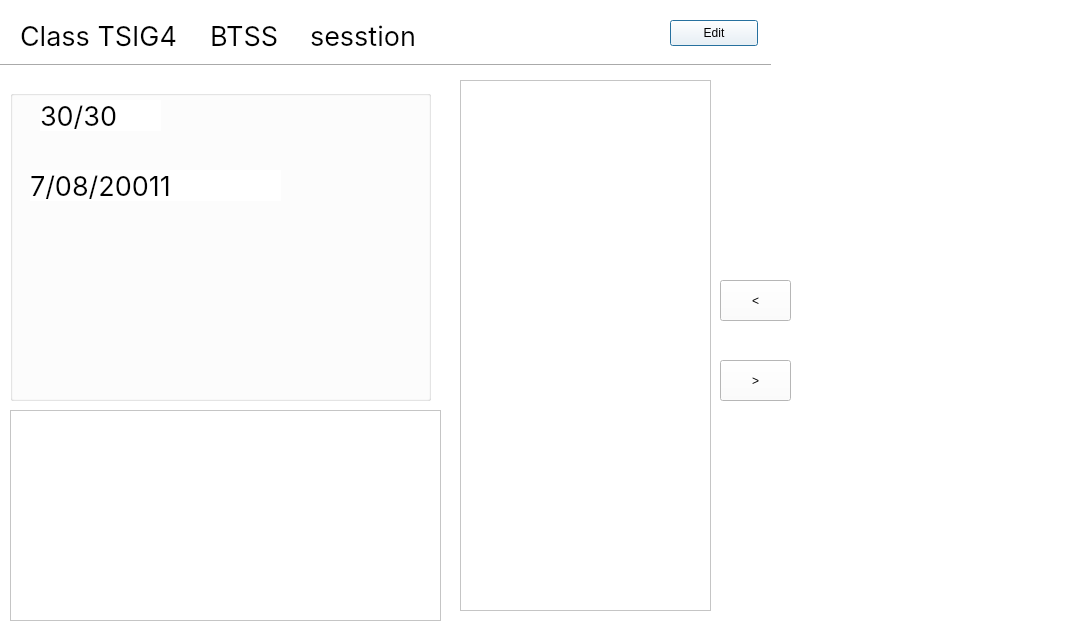
Before: the Qt Designer form School_System/ui/EditClassDialog.ui in KasperJack/School-Management-System, drawn with Qt 5.
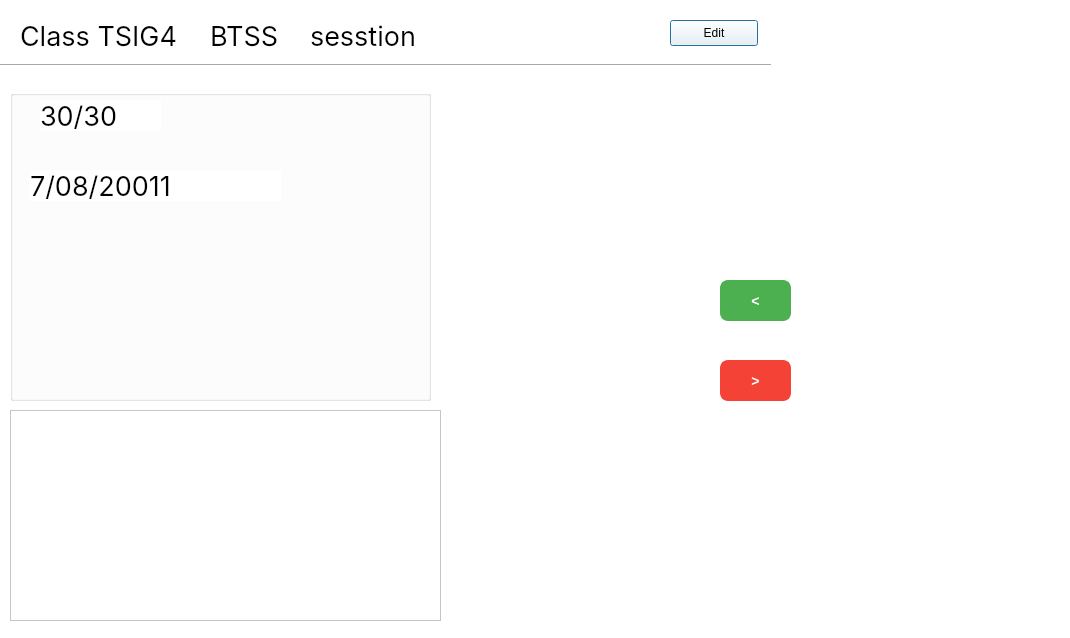
After: the same form once the commit is applied.

What changed in the file:
```diff
--- a/School_System/ui/EditClassDialog.ui
+++ b/School_System/ui/EditClassDialog.ui
@@ -210,10 +210,39 @@
     </rect>
    </property>
    <property name="styleSheet">
-    <string notr="true"/>
+    <string notr="true">            QTableWidget {
+                background-color: white;
+                gridline-color: #E5E7EB;
+                border: none;
+       		alternate-background-color: #F9FAFB;
+            }
+
+            QHeaderView::section {
+                background-color: #F3F4F6;
+                padding: 10px;
+					padding-left: 5px;
+                border: none;
+                font-weight: bold;
+                color: #374151;
+            }
+
+
+    QTableView::item {
+        border-bottom: 1px solid #E5E7EB;
+        border-right: none;
+    }
+
+/*
+        QTableWidget::item {
+            selection-background-color: transparent;
+            selection-color: black;  */
+</string>
    </property>
   </widget>
-  <widget class="QPushButton" name="pushButton_2">
+  <widget class="QPushButton" name="add_std_button">
+   <property name="enabled">
+    <bool>true</bool>
+   </property>
    <property name="geometry">
     <rect>
      <x>720</x>
@@ -222,11 +251,41 @@
      <height>41</height>
     </rect>
    </property>
+   <property name="styleSheet">
+    <string notr="true">
+    QPushButton {
+        background-color: #4CAF50;       /* Green background */
+        color: white;                   /* White text */
+        border: 2px solid #4CAF50;      /* Border matching the background */
+        border-radius: 8px;             /* Rounded corners */
+        padding: 8px 16px;              /* Padding for size */
+        font-size: 14px;                /* Font size */
+        font-weight: bold;              /* Bold text */
+    }
+    QPushButton:hover {
+        background-color: #45a049;      /* Slightly darker green on hover */
+        border-color: #45a049;          /* Matching border for hover effect */
+    }
+    QPushButton:pressed {
+        background-color: #388E3C;      /* Darker green when pressed */
+        border-color: #2E7D32;          /* Darker border when pressed */
+    }
+    QPushButton:disabled {
+        background-color: #d3d3d3;      /* Light gray background when disabled */
+        color: #a0a0a0;                 /* Gray text when disabled */
+        border-color: #d3d3d3;          /* No contrasting border when disabled */
+    }
+
+</string>
+   </property>
    <property name="text">
     <string>&lt;</string>
    </property>
   </widget>
-  <widget class="QPushButton" name="pushButton_3">
+  <widget class="QPushButton" name="remove_std_button">
+   <property name="enabled">
+    <bool>true</bool>
+   </property>
    <property name="geometry">
     <rect>
      <x>720</x>
@@ -235,6 +294,33 @@
      <height>41</height>
     </rect>
    </property>
+   <property name="styleSheet">
+    <string notr="true">
+    QPushButton {
+        background-color: #F44336;       /* Red background */
+        color: white;                   /* White text */
+        border: 2px solid #F44336;      /* Border matching the background */
+        border-radius: 8px;             /* Rounded corners */
+        padding: 8px 16px;              /* Padding for size */
+        font-size: 14px;                /* Font size */
+        font-weight: bold;              /* Bold text */
+    }
+    QPushButton:hover {
+        background-color: #E53935;      /* Slightly darker red on hover */
+        border-color: #E53935;          /* Matching border for hover effect */
+    }
+    QPushButton:pressed {
+        background-color: #D32F2F;      /* Darker red when pressed */
+        border-color: #C62828;          /* Darker border when pressed */
+    }
+    QPushButton:disabled {
+        background-color: #f2a5a0;      /* Light red/gray background when disabled */
+        color: #ffffff;                 /* Soft white text when disabled */
+        border-color: #f2a5a0;          /* No contrasting border when disabled */
+    }
+
+</string>
+   </property>
    <property name="text">
     <string>&gt;</string>
    </property>
```
